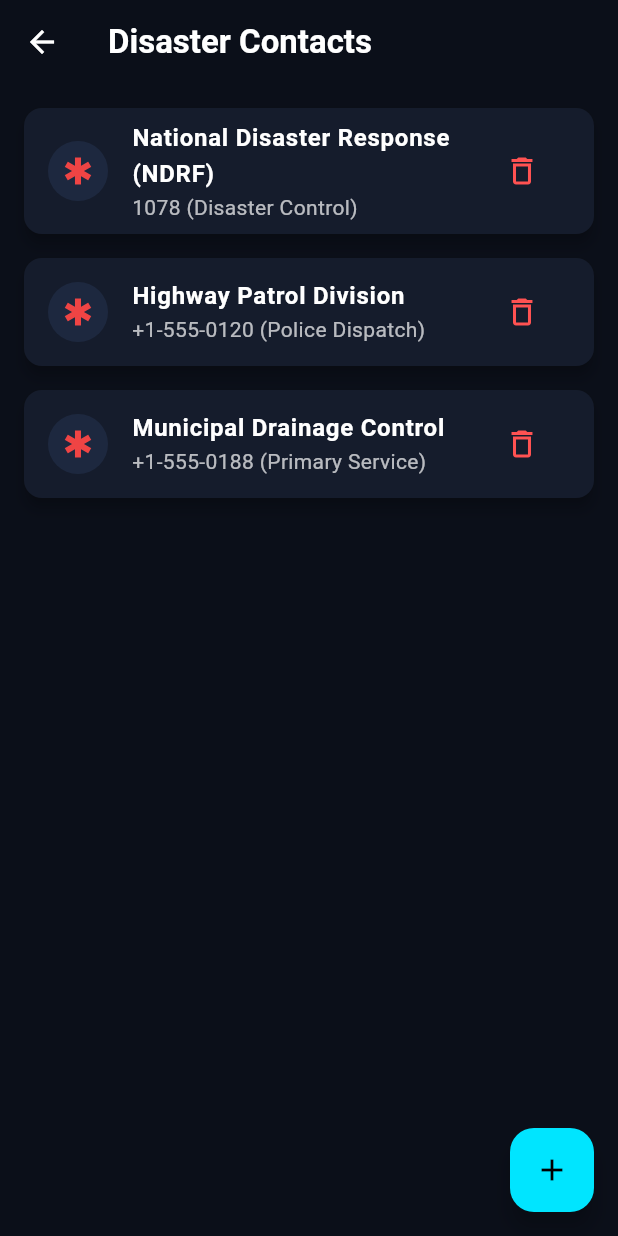
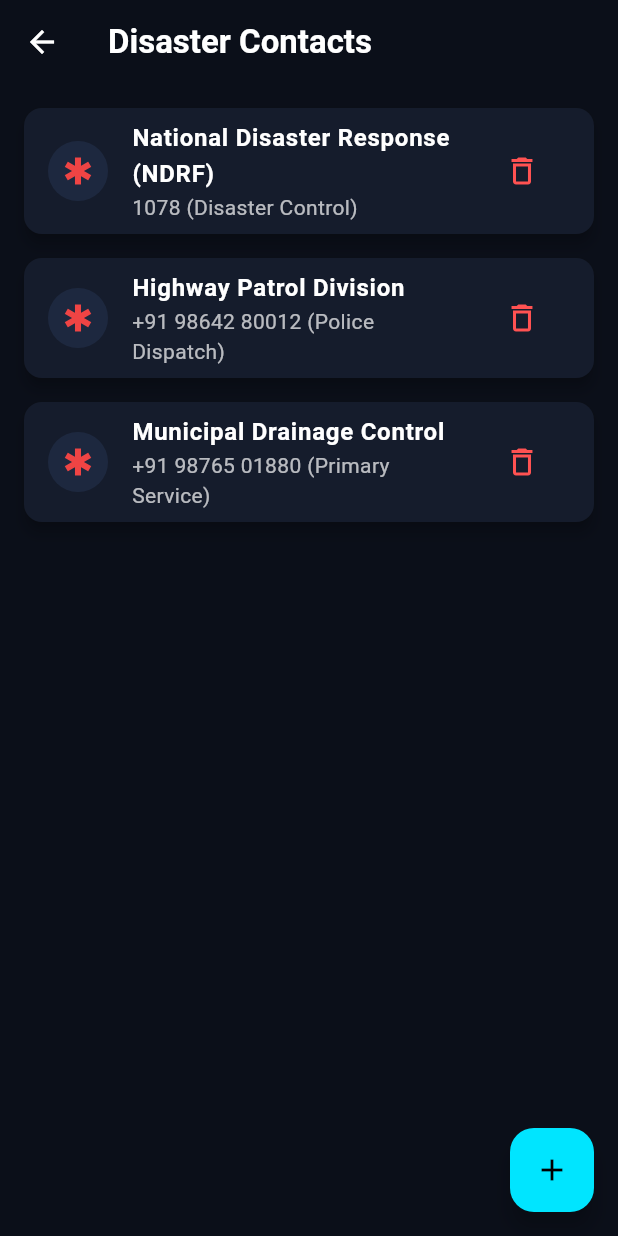
Before and after one commit to mymailhridipsarma/stpi-flood-alert-system, a Flutter app: the EmergencyContactsPage screen opened directly, on a phone screen of 412 x 824 dp. Run offline on Flutter 3.47's test engine with Material 3 defaults, Android fonts, the phone set to English and light mode, and no system bars; our stand-ins replace flutter_map, latlong2, shared_preferences; accounts and stored records are empty; Roboto replaces fonts that are missing (Outfit).

Commit message:
Update emergency contact phone numbers to +91 format

```diff
--- a/mobile_app/lib/pages/emergency_contacts.dart
+++ b/mobile_app/lib/pages/emergency_contacts.dart
@@ -10,8 +10,8 @@
 class _EmergencyContactsPageState extends State<EmergencyContactsPage> {
   final List<Map<String, String>> _contacts = [
     {'name': 'National Disaster Response (NDRF)', 'phone': '1078', 'type': 'Disaster Control'},
-    {'name': 'Highway Patrol Division', 'phone': '+1-555-0120', 'type': 'Police Dispatch'},
-    {'name': 'Municipal Drainage Control', 'phone': '+1-555-0188', 'type': 'Primary Service'}
+    {'name': 'Highway Patrol Division', 'phone': '+91 98642 80012', 'type': 'Police Dispatch'},
+    {'name': 'Municipal Drainage Control', 'phone': '+91 98765 01880', 'type': 'Primary Service'}
   ];
 
   final _nameController = TextEditingController();
```
Also changed, not shown: 1 other file.
